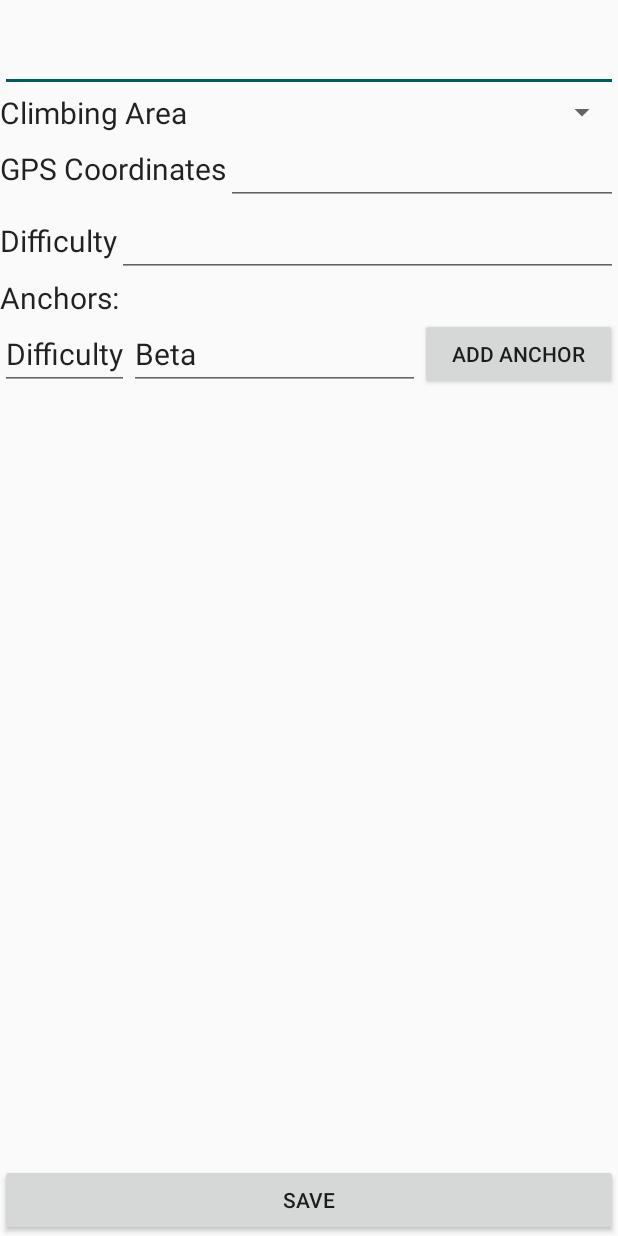
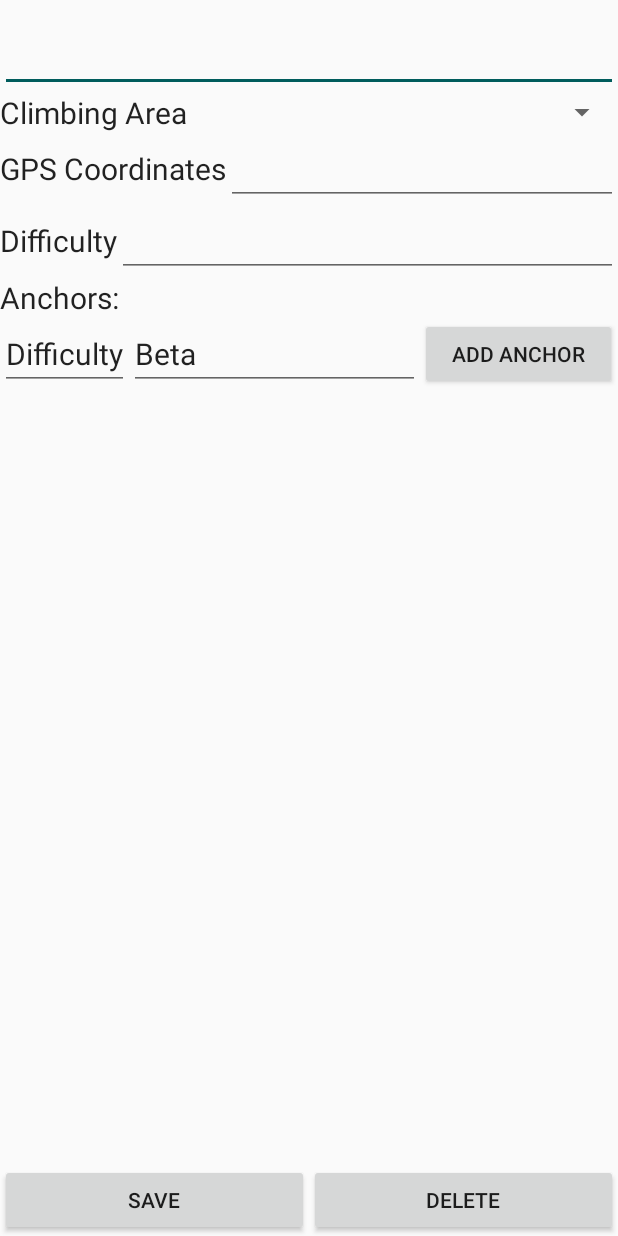
Before and after one commit to mattghall/AndroidFinalProject, an Android app: the layout fragment_edit_route.xml on its own in the app's theme, with its tools: preview values and no code run, on a phone screen of 412 x 824 dp. Run offline under Robolectric (Android 15) with nearby library versions, the phone set to English and light mode, and no system bars.

Commit message:
You can now Delete Routes

```diff
--- a/mobile/src/main/res/layout/fragment_edit_route.xml
+++ b/mobile/src/main/res/layout/fragment_edit_route.xml
@@ -130,9 +130,14 @@
                 android:id="@+id/saveButton"
                 android:layout_width="wrap_content"
                 android:layout_weight=".5"
-                android:minWidth="150dp"
                 android:layout_height="wrap_content"
                 android:text="@string/saveButtonLabel" />
+            <Button
+                android:id="@+id/deleteButton"
+                android:layout_width="wrap_content"
+                android:layout_weight=".5"
+                android:layout_height="wrap_content"
+                android:text="@string/deleteButtonLabel" />
         </LinearLayout>
     </LinearLayout>
 </layout>
--- a/mobile/src/main/res/values/strings.xml
+++ b/mobile/src/main/res/values/strings.xml
@@ -24,6 +24,7 @@
     <string name="routeTitlePrompt">Route Title</string>
     <string name="addAnchorButton">Add Anchor</string>
     <string name="betaLabel">Beta</string>
+    <string name="deleteButtonLabel">Delete</string>
 
 
 </resources>
```
Also changed, not shown: mobile/src/main/java/com/example/mattghall/finalproject/EditRoute_Fragment.java (+32 -0 lines), mobile/src/main/java/com/example/mattghall/finalproject/RouteDetails_Fragment.java (+11 -5 lines), mobile/src/main/java/com/example/mattghall/finalproject/RouteList_Fragment.java (+13 -9 lines).
